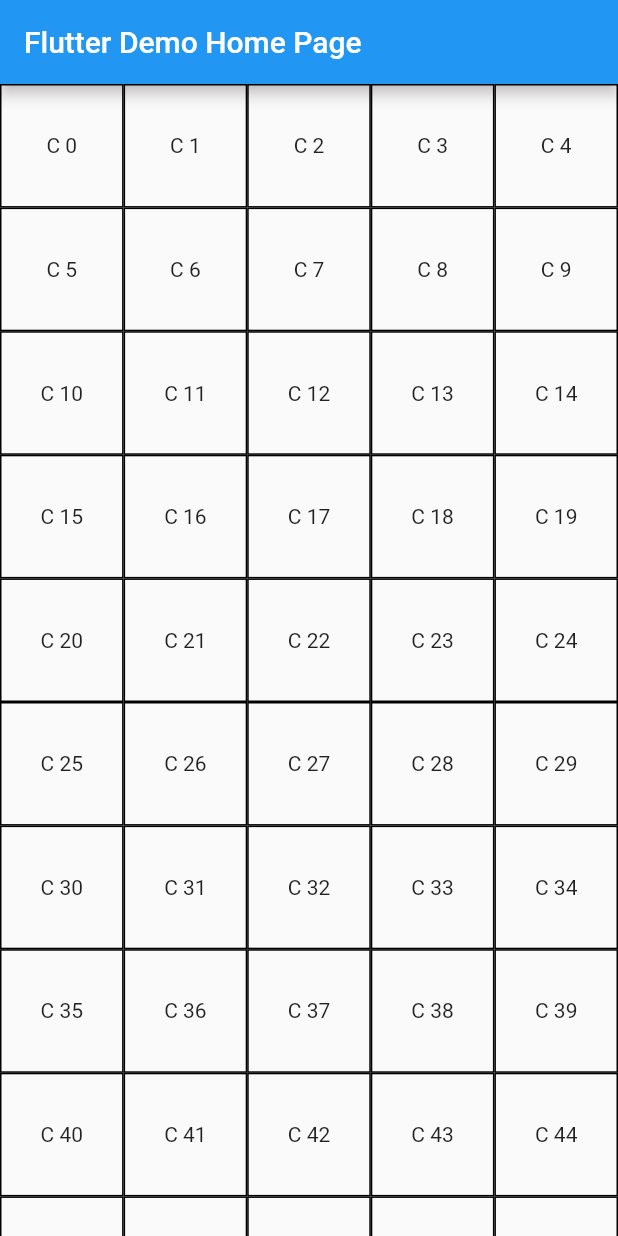
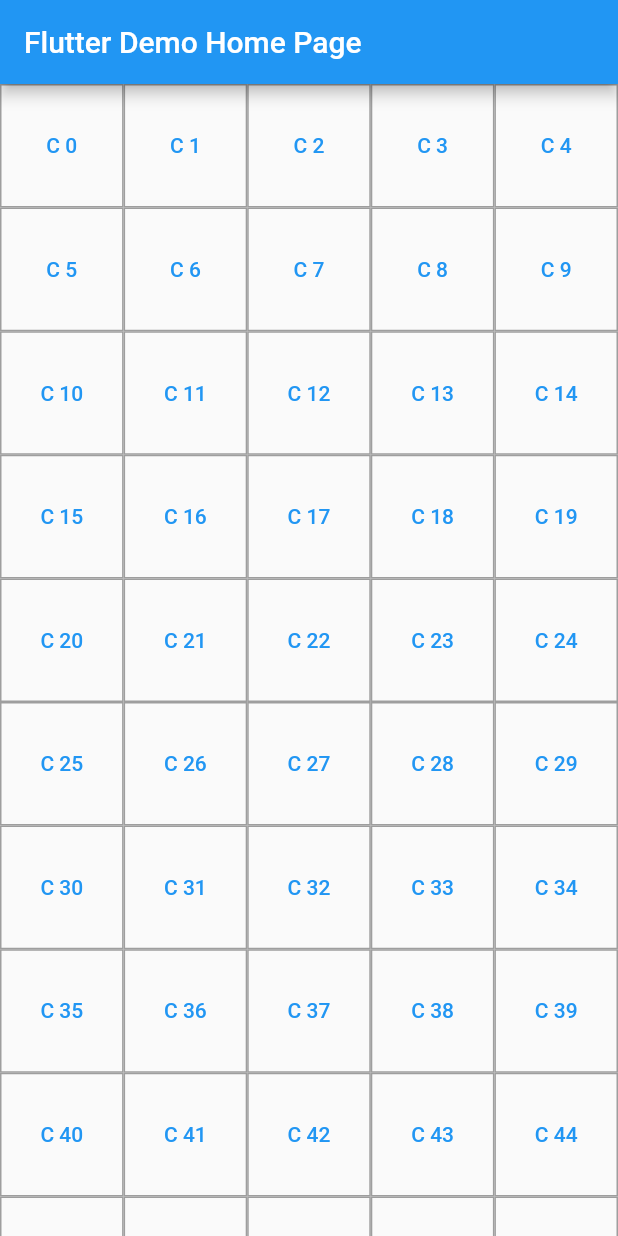
Before and after one commit to prowe/economy_sim, a Flutter app: the screen it shows after launch, on a phone screen of 412 x 824 dp. Run offline on Flutter 3.47's test engine with Material 2 defaults, Android fonts, the phone set to English and light mode, and no system bars.

Commit message:
got a list to work

```diff
--- a/lib/main.dart
+++ b/lib/main.dart
@@ -51,22 +51,20 @@ class Cell extends StatelessWidget {
 
   final String title;
 
-  _decoration() {
-    return BoxDecoration(
-        border: Border.all(
-      color: Colors.black,
-    ));
+  _buttonStyle() {
+    return ButtonStyle(
+        shape: MaterialStateProperty.all<RoundedRectangleBorder>(
+            const RoundedRectangleBorder(
+                borderRadius: BorderRadius.zero,
+                side: BorderSide(color: Colors.grey))));
   }
 
   @override
   Widget build(BuildContext context) {
-    return Container(
-        decoration: _decoration(),
-        child: Column(
-            mainAxisAlignment: MainAxisAlignment.center,
-            crossAxisAlignment: CrossAxisAlignment.center,
-            children: [
-              Text(title),
-            ]));
+    return TextButton(
+      onPressed: () => {},
+      style: _buttonStyle(),
+      child: Text(title),
+    );
   }
 }
```
